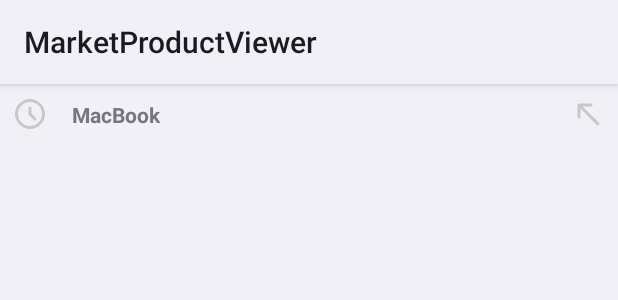
After one commit to JuanGarciaGomez/MarketProductViewer, an Android app: the layout item_product_history.xml on its own in the app's theme, with its tools: preview values and no code run, on a phone screen of 412 x 824 dp. The commit adds this screen. Shown: the top 300 px of the screen. Run offline under Robolectric (Android 15) with nearby library versions, the phone set to English and light mode, and no system bars.

Commit message:
Add history for searchProducts

```diff
--- a/app/src/main/java/com/juanfe/project/marketproductviewer/domain/SearchProductRepository.kt
+++ b/app/src/main/java/com/juanfe/project/marketproductviewer/domain/SearchProductRepository.kt
@@ -4,6 +4,7 @@ import kotlinx.coroutines.flow.Flow
 
 interface SearchProductRepository {
     suspend fun searchProduct(query: String): Result<SearchModel>
-    fun getSearchHistoryProducts(): Flow<String>
+
+    fun getSearchHistoryProducts(): Flow<List<String>>
 
 }
--- a/app/src/main/java/com/juanfe/project/marketproductviewer/ui/detail/DetailFragment.kt
+++ b/app/src/main/java/com/juanfe/project/marketproductviewer/ui/detail/DetailFragment.kt
@@ -118,7 +118,7 @@ class DetailFragment : Fragment() {
             val msgInstallments = "en"
             binding.prodInstallments.text = msgInstallments.span(
                 requireContext(),
-                "${installments.quantity} cuotas de $${installments.amount.formatToCOP()} con ${installments.rate}% interés",
+                "${installments.quantity} cuotas de ${installments.amount.formatToCOP()} con ${installments.rate}% interés",
                 SpanTarget.SELECTED_PART
             )
         } else binding.prodInstallments.visibility = View.GONE
--- a/app/src/main/java/com/juanfe/project/marketproductviewer/ui/search/SearchProductViewModel.kt
+++ b/app/src/main/java/com/juanfe/project/marketproductviewer/ui/search/SearchProductViewModel.kt
@@ -20,8 +20,8 @@ class SearchProductViewModel @Inject constructor(
 ) : ViewModel() {
 
 
-    private val _searchHistory = MutableStateFlow<String?>(null)
-    val searchHistory: StateFlow<String?> get() = _searchHistory
+    private val _searchHistory = MutableStateFlow<List<String>?>(null)
+    val searchHistory: StateFlow<List<String>?> get() = _searchHistory
 
     private val _viewState =
         MutableStateFlow<SearchProductViewState>(SearchProductViewState.Loading(firstOpen = true))
--- a/app/src/main/java/com/juanfe/project/marketproductviewer/ui/search/adapter/ProductAdapter.kt
+++ b/app/src/main/java/com/juanfe/project/marketproductviewer/ui/search/adapter/product/ProductAdapter.kt
@@ -1,4 +1,4 @@
-package com.juanfe.project.marketproductviewer.ui.search.adapter
+package com.juanfe.project.marketproductviewer.ui.search.adapter.product
 
 import android.graphics.Paint
 import android.view.LayoutInflater
--- /dev/null
+++ b/app/src/main/res/drawable/arrow_diagonal.xml
@@ -0,0 +1,10 @@
+<vector xmlns:android="http://schemas.android.com/apk/res/android"
+    android:width="24dp"
+    android:height="24dp"
+    android:viewportWidth="960"
+    android:viewportHeight="960"
+    android:tint="@color/gray">
+  <path
+      android:fillColor="@color/gray"
+      android:pathData="M280,336L280,560Q280,577 268.5,588.5Q257,600 240,600Q223,600 211.5,588.5Q200,577 200,560L200,240Q200,223 211.5,211.5Q223,200 240,200L560,200Q577,200 588.5,211.5Q600,223 600,240Q600,257 588.5,268.5Q577,280 560,280L336,280L772,716Q783,727 783,744Q783,761 772,772Q761,783 744,783Q727,783 716,772L280,336Z"/>
+</vector>
--- /dev/null
+++ b/app/src/main/res/drawable/schedule.xml
@@ -0,0 +1,10 @@
+<vector xmlns:android="http://schemas.android.com/apk/res/android"
+    android:width="24dp"
+    android:height="24dp"
+    android:viewportWidth="960"
+    android:viewportHeight="960"
+    android:tint="@color/gray">
+  <path
+      android:fillColor="@color/gray"
+      android:pathData="M520,464L520,320Q520,303 508.5,291.5Q497,280 480,280Q463,280 451.5,291.5Q440,303 440,320L440,479Q440,487 443,494.5Q446,502 452,508L584,640Q595,651 612,651Q629,651 640,640Q651,629 651,612Q651,595 640,584L520,464ZM480,880Q397,880 324,848.5Q251,817 197,763Q143,709 111.5,636Q80,563 80,480Q80,397 111.5,324Q143,251 197,197Q251,143 324,111.5Q397,80 480,80Q563,80 636,111.5Q709,143 763,197Q817,251 848.5,324Q880,397 880,480Q880,563 848.5,636Q817,709 763,763Q709,817 636,848.5Q563,880 480,880ZM480,480Q480,480 480,480Q480,480 480,480Q480,480 480,480Q480,480 480,480Q480,480 480,480Q480,480 480,480Q480,480 480,480Q480,480 480,480ZM480,800Q613,800 706.5,706.5Q800,613 800,480Q800,347 706.5,253.5Q613,160 480,160Q347,160 253.5,253.5Q160,347 160,480Q160,613 253.5,706.5Q347,800 480,800Z"/>
+</vector>
--- /dev/null
+++ b/app/src/main/res/layout/item_product_history.xml
@@ -0,0 +1,46 @@
+<?xml version="1.0" encoding="utf-8"?>
+<androidx.constraintlayout.widget.ConstraintLayout xmlns:android="http://schemas.android.com/apk/res/android"
+    xmlns:app="http://schemas.android.com/apk/res-auto"
+    xmlns:tools="http://schemas.android.com/tools"
+    android:id="@+id/product"
+    android:layout_width="match_parent"
+    android:layout_height="wrap_content"
+    android:padding="8dp">
+
+    <androidx.appcompat.widget.AppCompatTextView
+        android:id="@+id/history_schedule"
+        android:layout_width="wrap_content"
+        android:layout_height="wrap_content"
+        android:gravity="center"
+        app:drawableEndCompat="@drawable/schedule"
+        app:layout_constraintBottom_toBottomOf="parent"
+        app:layout_constraintStart_toStartOf="parent"
+        app:layout_constraintTop_toTopOf="parent" />
+
+    <TextView
+        android:id="@+id/history_product"
+        android:layout_width="0dp"
+        android:layout_height="wrap_content"
+        android:layout_marginHorizontal="16dp"
+        android:ellipsize="end"
+        android:gravity="start"
+        android:textStyle="bold"
+        android:maxLines="1"
+        app:layout_constraintBottom_toBottomOf="parent"
+        app:layout_constraintEnd_toStartOf="@id/history_arrow"
+        app:layout_constraintStart_toEndOf="@id/history_schedule"
+        app:layout_constraintTop_toTopOf="parent"
+        tools:text="MacBook" />
+
+    <androidx.appcompat.widget.AppCompatTextView
+        android:id="@+id/history_arrow"
+        android:layout_width="wrap_content"
+        android:layout_height="wrap_content"
+        android:gravity="center"
+        app:drawableEndCompat="@drawable/arrow_diagonal"
+        app:layout_constraintBottom_toBottomOf="parent"
+        app:layout_constraintEnd_toEndOf="parent"
+        app:layout_constraintTop_toTopOf="parent" />
+
+
+</androidx.constraintlayout.widget.ConstraintLayout>
```
Also changed, not shown: app/src/main/java/com/juanfe/project/marketproductviewer/data/repository/SearchProductRepositoryImpl.kt (+6 -2 lines), app/src/main/java/com/juanfe/project/marketproductviewer/ui/search/SearchProductFragment.kt (+24 -3 lines), app/src/main/java/com/juanfe/project/marketproductviewer/ui/search/adapter/product/ProductDiffUtil.kt (added, +26 -0 lines), app/src/main/java/com/juanfe/project/marketproductviewer/ui/search/adapter/search/SearchHistoryAdapter.kt (added, +70 -0 lines), app/src/main/java/com/juanfe/project/marketproductviewer/ui/search/adapter/search/SearchHistoryDiffUtil.kt (renamed from app/src/main/java/com/juanfe/project/marketproductviewer/ui/search/adapter/ProductDiffUtil.kt, +5 -7 lines), app/src/main/res/layout/fragment_search_product.xml (+11 -1 lines).
